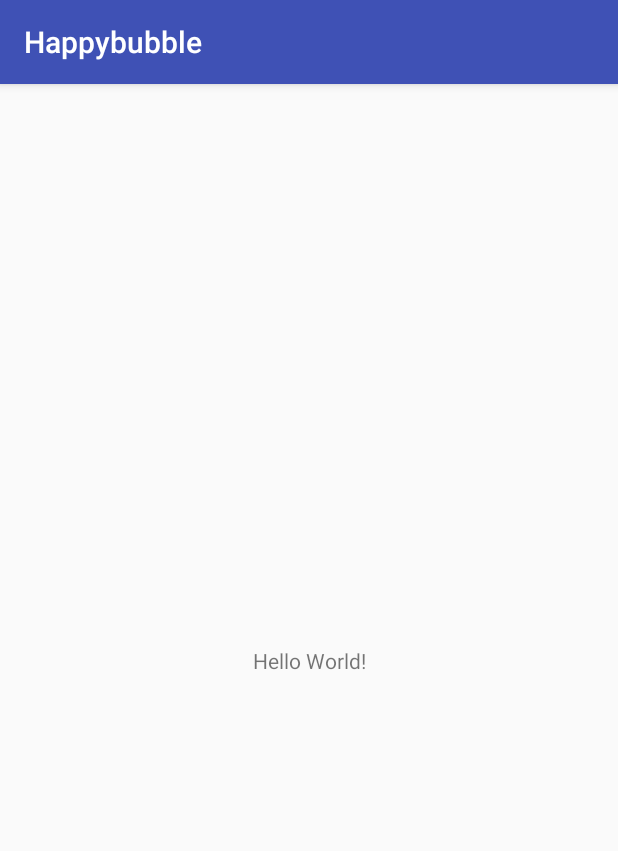
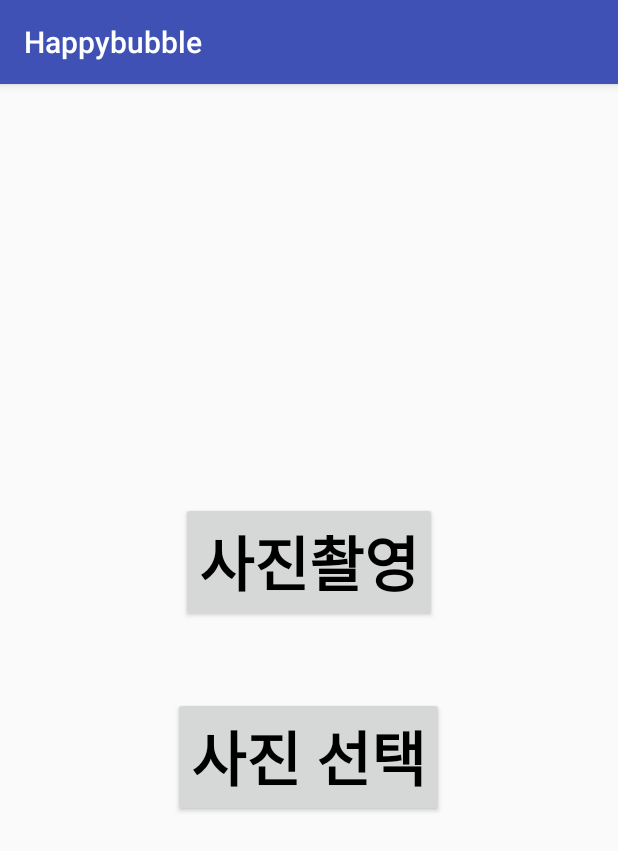
Before and after one commit to YeonJun-Sung/Happybubble, an Android app: the screen it shows after launch (MainActivity), on a phone screen of 412 x 824 dp. Shown: the top 851 px of the screen. Run offline under Robolectric (Android 15) with nearby library versions, the light colour scheme and no system bars; 1 statement that could not run was skipped.

Commit message:
시작화면 버튼 두개 구현

```diff
--- a/app/src/main/AndroidManifest.xml
+++ b/app/src/main/AndroidManifest.xml
@@ -16,6 +16,7 @@
                 <category android:name="android.intent.category.LAUNCHER" />
             </intent-filter>
         </activity>
+        <activity android:name=".Select_Picture"></activity>
     </application>
 
 </manifest>
--- a/app/src/main/java/software/happybubble/MainActivity.java
+++ b/app/src/main/java/software/happybubble/MainActivity.java
@@ -1,8 +1,7 @@
 package software.happybubble;
 
+import android.os.Bundle;
 import android.support.v7.app.AppCompatActivity;
-import android.os.Bundle;
-import android.widget.TextView;
 
 public class MainActivity extends AppCompatActivity {
 
@@ -16,9 +15,11 @@ public class MainActivity extends AppCompatActivity {
         super.onCreate(savedInstanceState);
         setContentView(R.layout.activity_main);
 
+        /*
         // Example of a call to a native method
         TextView tv = (TextView) findViewById(R.id.sample_text);
         tv.setText(stringFromJNI());
+        */
     }
 
     /**
--- a/app/src/main/res/layout/activity_main.xml
+++ b/app/src/main/res/layout/activity_main.xml
@@ -1,19 +1,30 @@
 <?xml version="1.0" encoding="utf-8"?>
-<android.support.constraint.ConstraintLayout xmlns:android="http://schemas.android.com/apk/res/android"
+<LinearLayout xmlns:android="http://schemas.android.com/apk/res/android"
     xmlns:app="http://schemas.android.com/apk/res-auto"
     xmlns:tools="http://schemas.android.com/tools"
     android:layout_width="match_parent"
     android:layout_height="match_parent"
+    android:orientation="vertical"
+    android:gravity="center"
     tools:context="software.happybubble.MainActivity">
 
-    <TextView
-        android:id="@+id/sample_text"
+    <Button
+        android:id="@+id/take_picture"
         android:layout_width="wrap_content"
         android:layout_height="wrap_content"
-        android:text="Hello World!"
-        app:layout_constraintBottom_toBottomOf="parent"
-        app:layout_constraintLeft_toLeftOf="parent"
-        app:layout_constraintRight_toRightOf="parent"
-        app:layout_constraintTop_toTopOf="parent" />
+        android:text="사진촬영"
+        android:textSize="40dp"
+        android:textStyle="bold"
+        android:textColor="#000000"/>
 
-</android.support.constraint.ConstraintLayout>
+    <Button
+        android:id="@+id/select_picture"
+        android:layout_marginTop="50dp"
+        android:layout_width="wrap_content"
+        android:layout_height="wrap_content"
+        android:text="사진 선택"
+        android:textSize="40dp"
+        android:textColor="#000000"
+        android:textStyle="bold"/>
+
+</LinearLayout>
--- /dev/null
+++ b/app/src/main/res/values-w820dp/dimens.xml
@@ -0,0 +1,6 @@
+<resources>
+    <!-- Example customization of dimensions originally defined in res/values/dimens.xml
+         (such as screen margins) for screens with more than 820dp of available width. This
+         would include 7" and 10" devices in landscape (~960dp and ~1280dp respectively). -->
+    <dimen name="activity_horizontal_margin">64dp</dimen>
+</resources>
--- /dev/null
+++ b/app/src/main/res/values/dimens.xml
@@ -0,0 +1,5 @@
+<resources>
+    <!-- Default screen margins, per the Android Design guidelines. -->
+    <dimen name="activity_horizontal_margin">16dp</dimen>
+    <dimen name="activity_vertical_margin">16dp</dimen>
+</resources>
```
Also changed, not shown: app/src/main/java/software/happybubble/Select_Picture.java (added, +13 -0 lines), app/src/main/res/layout/activity_select__picture.xml (added, +10 -0 lines).
